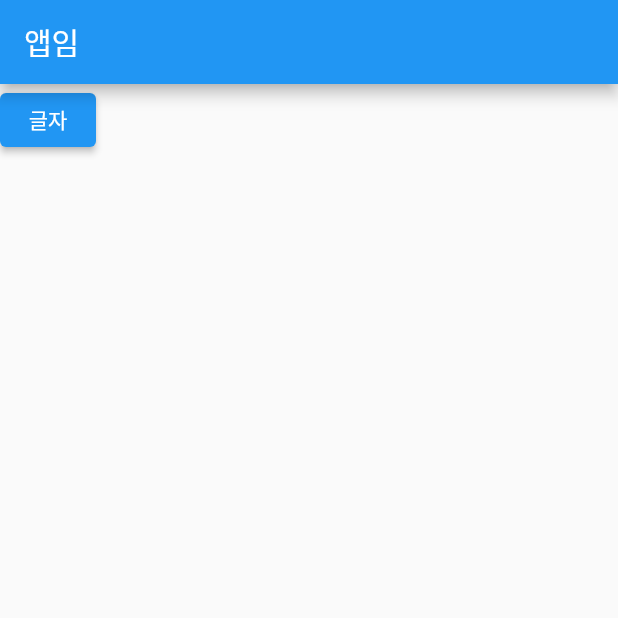
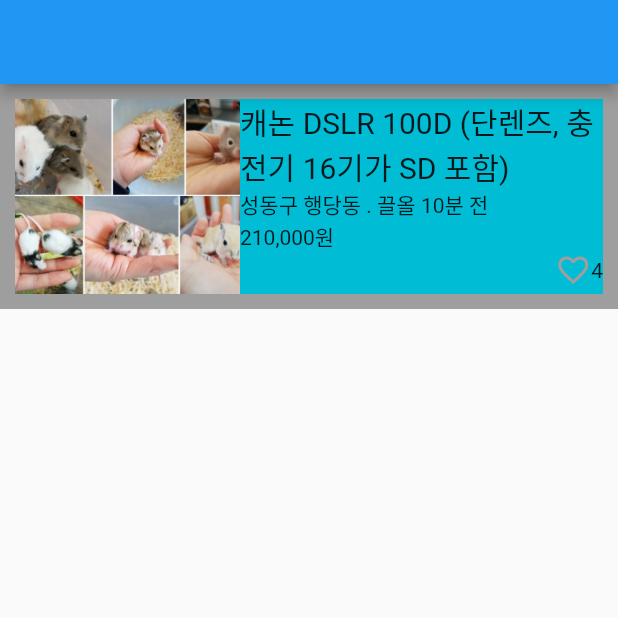
Before and after one commit to wonsunny/flutter-prac, a Flutter app: the screen it shows after launch, on a phone screen of 412 x 824 dp, the top half of it. Run offline on Flutter 3.47's test engine with Material 2 defaults, Android fonts, the phone set to English and light mode, and no system bars.

Commit message:
당근따라하기!

```diff
--- a/lib/main.dart
+++ b/lib/main.dart
@@ -11,14 +11,33 @@ class MyApp extends StatelessWidget {
 
     return MaterialApp(
       home: Scaffold(
-        appBar: AppBar(
-          title: Text('앱임')
-        ),
-        body: SizedBox(
-          child: ElevatedButton(
-            child: Text('글자'),
-            onPressed: (){},
-          )
+        appBar: AppBar(),
+        body: Container(
+            height: 150, color: Colors.grey, padding: EdgeInsets.all(10),
+            child: Row (
+              children: [
+                Image.asset("assets/rat.jpg", fit: BoxFit.cover,width: 150,height: 150,),
+
+                Flexible(
+                  child: Container(flex:,height: 150, color: Colors.cyan,
+                    child: Column(
+                      crossAxisAlignment: CrossAxisAlignment.start,
+                      children: [
+                        Text('캐논 DSLR 100D (단렌즈, 충전기 16기가 SD 포함)',style: TextStyle(fontSize: 20),),
+                        Text('성동구 행당동 . 끌올 10분 전'),
+                        Text('210,000원'),
+                        Row(
+                          mainAxisAlignment: MainAxisAlignment.end,
+                          children: [
+                            Icon(Icons.favorite_border, color: Colors.grey,),
+                            Text('4')
+                          ],
+                        )
+                      ],
+                    ),),
+                )
+              ],
+            )
         ),
 
       )
```
